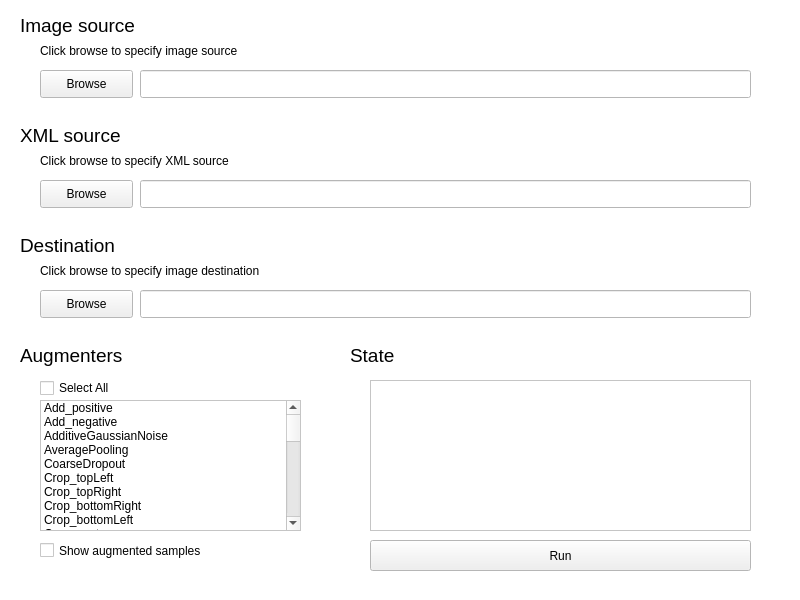
The window that DataAugmentationGUI/AppMainWindowGUI.ui (joey3639570/debug_litch_stink_bug) describes before a commit, drawn with Qt 5.
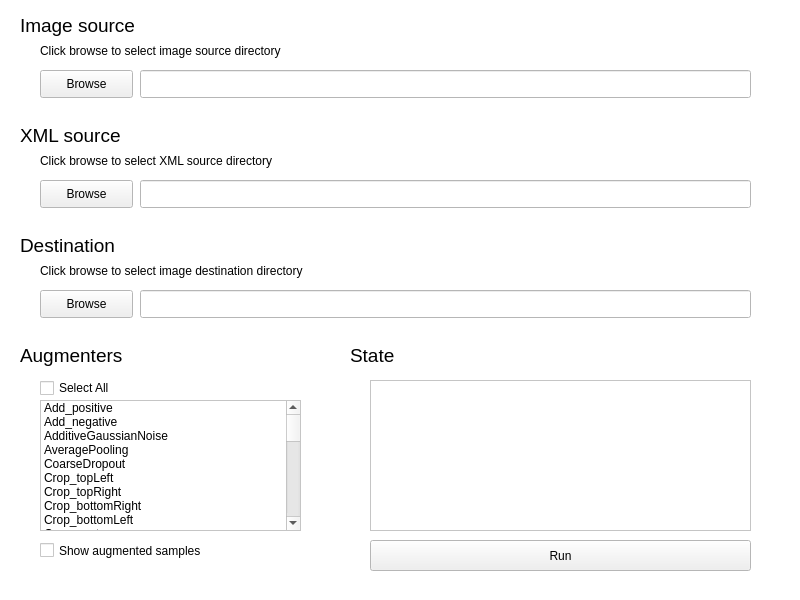
The same window after the commit. Icons and pictures are not drawn.

Commit message:
Text adjustments
This version (2020/08/07):
Fix:
- Minor text adjustments

```diff
--- a/DataAugmentationGUI/AppMainWindowGUI.ui
+++ b/DataAugmentationGUI/AppMainWindowGUI.ui
@@ -158,7 +158,7 @@
      <rect>
       <x>40</x>
       <y>40</y>
-      <width>291</width>
+      <width>341</width>
       <height>21</height>
      </rect>
     </property>
@@ -168,7 +168,7 @@
      </font>
     </property>
     <property name="text">
-     <string>Click browse to specify image source</string>
+     <string>Click browse to select image source directory</string>
     </property>
    </widget>
    <widget class="QLabel" name="destinationLabel">
@@ -208,7 +208,7 @@
      <rect>
       <x>40</x>
       <y>260</y>
-      <width>311</width>
+      <width>361</width>
       <height>21</height>
      </rect>
     </property>
@@ -218,7 +218,7 @@
      </font>
     </property>
     <property name="text">
-     <string>Click browse to specify image destination</string>
+     <string>Click browse to select image destination directory</string>
     </property>
    </widget>
    <widget class="QPushButton" name="destinationBrowseButton">
@@ -276,7 +276,7 @@
      <rect>
       <x>40</x>
       <y>150</y>
-      <width>271</width>
+      <width>311</width>
       <height>21</height>
      </rect>
     </property>
@@ -286,7 +286,7 @@
      </font>
     </property>
     <property name="text">
-     <string>Click browse to specify XML source</string>
+     <string>Click browse to select XML source directory</string>
     </property>
    </widget>
    <widget class="QPushButton" name="xmlSourceBrowseButton">
```
The commit also changes 1 other file.
